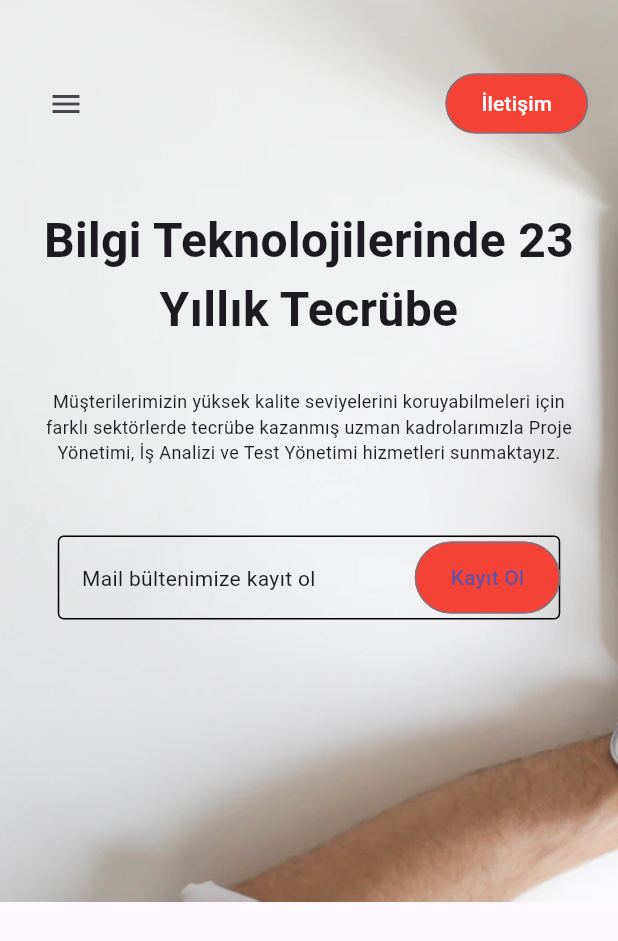
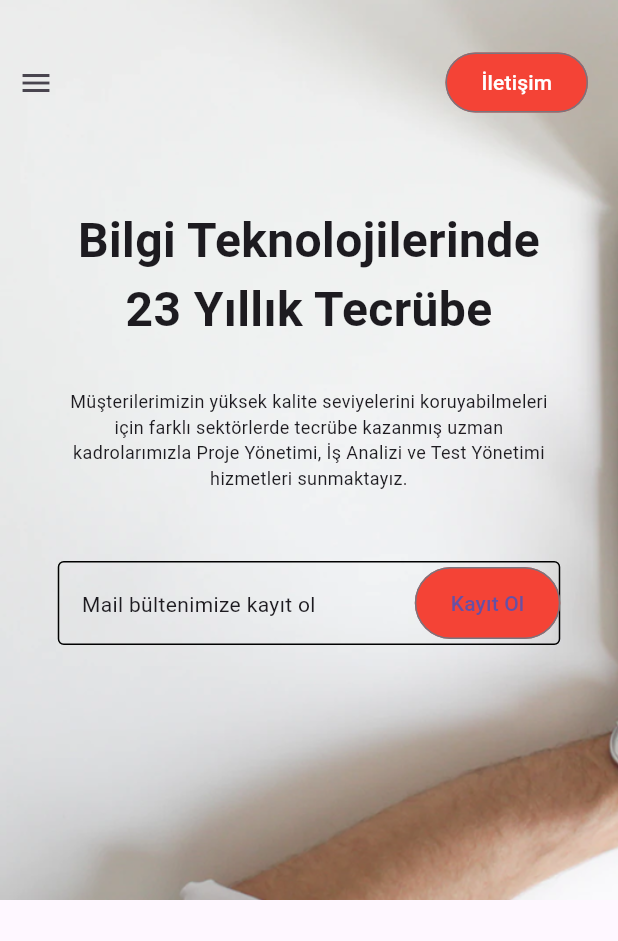
Before and after one commit to anhkien7780/responsive_web, a Flutter app: the screen it shows after launch, on a phone screen of 412 x 824 dp. Shown: the top 941 px of the screen. Run offline on Flutter 3.47's test engine with Material 3 defaults, Android fonts, the phone set to English and light mode, and no system bars; our stand-ins replace responsive_framework.

Commit message:
feat: add header

```diff
--- a/lib/common/app_dimens.dart
+++ b/lib/common/app_dimens.dart
@@ -7,8 +7,8 @@ class AppDimens {
   static const double desktopWidth = 1440.0;
 
   // Header height
-  static const double desktopHeaderHeight = 754;
-  static const double tabletHeaderHeight = 647;
-  static const double mobileHeaderHeight = 601;
+  static const double desktopHeaderHeight = 800;
+  static const double tabletHeaderHeight = 700;
+  static const double mobileHeaderHeight = 600;
 
 }
--- a/lib/ui/page/home/widgets/home_header.dart
+++ b/lib/ui/page/home/widgets/home_header.dart
@@ -8,19 +8,9 @@ class HomeHeader extends StatelessWidget {
 
   @override
   Widget build(BuildContext context) {
-    return Stack(
-      alignment: Alignment.center,
-      children: [
-        _createHeaderBackground(context),
-        _createActions(context),
-        _createInfo(context),
-      ],
-    );
-  }
-
-  Widget _createHeaderBackground(BuildContext context) {
-    return Image.asset(
-      height: ResponsiveValue<double>(
+    return Container(
+      constraints: BoxConstraints(
+        minHeight: ResponsiveValue<double>(
           context,
           defaultValue: AppDimens.desktopHeaderHeight,
           conditionalValues: [
@@ -28,16 +18,33 @@ class HomeHeader extends StatelessWidget {
             Condition.equals(name: MOBILE, value: AppDimens.mobileHeaderHeight),
           ],
         ).value,
-      AppImages.imgHeader,
-      fit: BoxFit.fitHeight,
+      ),
+      width: double.infinity,
+      decoration: BoxDecoration(
+        image: DecorationImage(
+          image: AssetImage(AppImages.imgHeader),
+          fit: BoxFit.cover,
+        ),
+      ),
+      child: Column(
+        spacing: ResponsiveValue<double>(
+          context,
+          defaultValue: 135,
+          conditionalValues: [
+            Condition.equals(name: TABLET, value: 96),
+            Condition.equals(name: MOBILE, value: 62),
+          ],
+        ).value,
+        children: [_createActions(context), _createInfo(context)],
+      ),
     );
   }
 
   Widget _createActions(BuildContext context) {
     bool isMobile = ResponsiveBreakpoints.of(context).isMobile;
-    return Positioned(
-      top: 45,
-      left: isMobile ? 20 : null,
+    return Padding(
+      padding: EdgeInsets.only(
+        top: 35,
         right: ResponsiveValue<double>(
           context,
           defaultValue: 125,
@@ -46,20 +53,21 @@ class HomeHeader extends StatelessWidget {
             Condition.equals(name: MOBILE, value: 20),
           ],
         ).value,
+      ),
+      child: Align(
+        alignment: Alignment.topRight,
+        child: SizedBox(
+          height: 40,
           child: Row(
             mainAxisAlignment: MainAxisAlignment.spaceBetween,
             spacing: 40,
             children: [
               isMobile
                   ? IconButton(onPressed: () {}, icon: Icon(Icons.menu))
-              : ConstrainedBox(
-                  constraints: BoxConstraints(
-                    maxWidth: MediaQuery.of(context).size.width - 200,
-                  ),
+                  : Expanded(
                       child: Wrap(
+                        alignment: WrapAlignment.end,
                         spacing: 40,
-                    runSpacing: 16,
-                    alignment: WrapAlignment.end,
                         children: [
                           GestureDetector(
                             onTap: () {},
@@ -74,7 +82,10 @@ class HomeHeader extends StatelessWidget {
                             onTap: () {},
                             child: Text("İnsan Kaynakları"),
                           ),
-                      GestureDetector(onTap: () {}, child: Text("Kurumsal")),
+                          GestureDetector(
+                            onTap: () {},
+                            child: Text("Kurumsal"),
+                          ),
                         ],
                       ),
                     ),
@@ -88,21 +99,16 @@ class HomeHeader extends StatelessWidget {
               ),
             ],
           ),
+        ),
+      ),
     );
   }
 
   Widget _createInfo(BuildContext context) {
     bool isMobile = ResponsiveBreakpoints.of(context).isMobile;
-    return Positioned(
-      top: ResponsiveValue<double>(
-        context,
-        defaultValue: 200,
-        conditionalValues: [
-          Condition.equals(name: TABLET, value: 161),
-          Condition.equals(name: MOBILE, value: 137),
-        ],
-      ).value,
-      left: ResponsiveValue<double>(
+    return Padding(
+      padding: EdgeInsets.symmetric(
+        horizontal: ResponsiveValue<double>(
           context,
           defaultValue: 122,
           conditionalValues: [
@@ -110,24 +116,11 @@ class HomeHeader extends StatelessWidget {
             Condition.equals(name: MOBILE, value: 20),
           ],
         ).value,
-      right: isMobile ? 20 : null,
+      ),
+      child: Align(
+        alignment: isMobile ? Alignment.center : Alignment.centerLeft,
         child: SizedBox(
-        width: ResponsiveValue<double>(
-          context,
-          defaultValue: 665,
-          conditionalValues: [
-            Condition.equals(name: TABLET, value: 465),
-            Condition.equals(name: MOBILE, value: 335),
-          ],
-        ).value,
-        height: ResponsiveValue<double>(
-          context,
-          defaultValue: 406,
-          conditionalValues: [
-            Condition.equals(name: TABLET, value: 406),
-            Condition.equals(name: MOBILE, value: 380),
-          ],
-        ).value,
+          width: isMobile ? 335 : 665,
           child: Column(
             crossAxisAlignment: isMobile
                 ? CrossAxisAlignment.center
@@ -152,7 +145,9 @@ class HomeHeader extends StatelessWidget {
                 height: ResponsiveValue<double>(
                   context,
                   defaultValue: 20,
-                conditionalValues: [Condition.equals(name: MOBILE, value: 30)],
+                  conditionalValues: [
+                    Condition.equals(name: MOBILE, value: 30),
+                  ],
                 ).value,
               ),
               Text(
@@ -206,6 +201,7 @@ class HomeHeader extends StatelessWidget {
             ],
           ),
         ),
+      ),
     );
   }
 }
```
Lines whose indentation alone changed are shown as unchanged.
